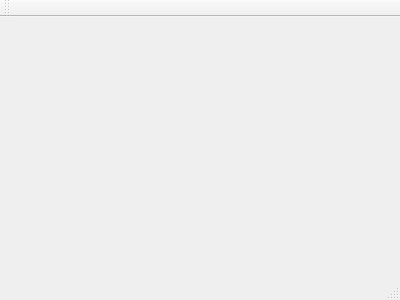
This is pract_4/part_1/p_1/mainwindow.ui in EarlOld/OOP as Qt 5 draws it before an edit. The edited form follows.
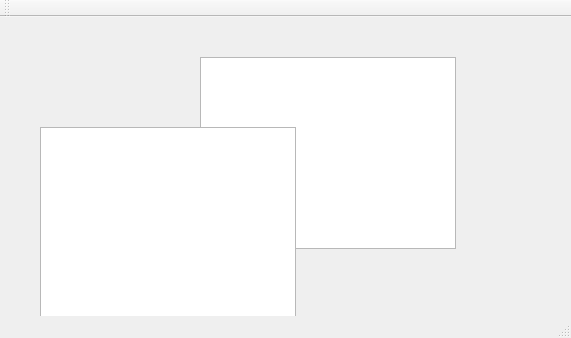
This is the edited form.

What changed in the file:
```diff
--- a/pract_4/part_1/p_1/mainwindow.ui
+++ b/pract_4/part_1/p_1/mainwindow.ui
@@ -1,24 +1,60 @@
 <ui version="4.0">
  <class>MainWindow</class>
- <widget class="QMainWindow" name="MainWindow" >
-  <property name="geometry" >
+ <widget class="QMainWindow" name="MainWindow">
+  <property name="geometry">
    <rect>
     <x>0</x>
     <y>0</y>
-    <width>400</width>
-    <height>300</height>
+    <width>571</width>
+    <height>338</height>
    </rect>
   </property>
   <property name="windowTitle" >
    <string>MainWindow</string>
   </property>
-  <widget class="QMenuBar" name="menuBar" />
-  <widget class="QToolBar" name="mainToolBar" />
-  <widget class="QWidget" name="centralWidget" />
-  <widget class="QStatusBar" name="statusBar" />
+  <widget class="QWidget" name="centralWidget">
+   <widget class="QListWidget" name="listWidget">
+    <property name="geometry">
+     <rect>
+      <x>200</x>
+      <y>40</y>
+      <width>256</width>
+      <height>192</height>
+     </rect>
+    </property>
+   </widget>
+   <widget class="QListView" name="listView">
+    <property name="geometry">
+     <rect>
+      <x>40</x>
+      <y>110</y>
+      <width>256</width>
+      <height>192</height>
+     </rect>
+    </property>
+   </widget>
+  </widget>
+  <widget class="QMenuBar" name="menuBar">
+   <property name="geometry">
+    <rect>
+     <x>0</x>
+     <y>0</y>
+     <width>571</width>
+     <height>22</height>
+    </rect>
+   </property>
+  </widget>
+  <widget class="QToolBar" name="mainToolBar">
+   <attribute name="toolBarArea">
+    <enum>TopToolBarArea</enum>
+   </attribute>
+   <attribute name="toolBarBreak">
+    <bool>false</bool>
+   </attribute>
+  </widget>
+  <widget class="QStatusBar" name="statusBar"/>
  </widget>
- <layoutDefault spacing="6" margin="11" />
- <pixmapfunction></pixmapfunction>
+ <layoutdefault spacing="6" margin="11"/>
  <resources/>
  <connections/>
 </ui>
```
Left out of the diff: 3 changed lines with no effect on the pictures.
